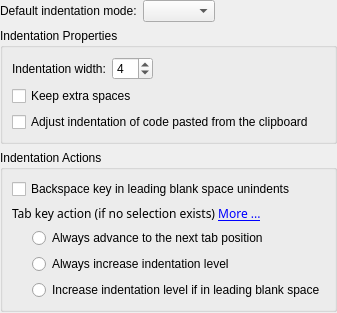
Qt form part/dialogs/indentationconfigwidget.ui (KDE/kate) before a commit.
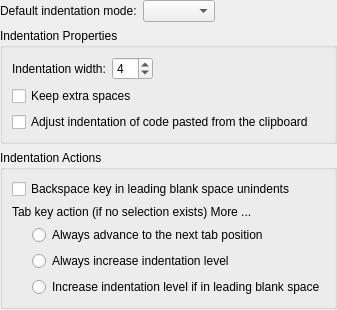
The same form after that commit. Custom widgets are drawn as their Qt base class.

Commit message: Honor user font settings

The edit to the form file:
```diff
--- a/part/dialogs/indentationconfigwidget.ui
+++ b/part/dialogs/indentationconfigwidget.ui
@@ -139,8 +139,8 @@
         <property name="text">
          <string>&lt;html&gt;&lt;head&gt;&lt;meta name=&quot;qrichtext&quot; content=&quot;1&quot; /&gt;&lt;style type=&quot;text/css&quot;&gt;
 p, li { white-space: pre-wrap; }
-&lt;/style&gt;&lt;/head&gt;&lt;body style=&quot; font-family:Sans Serif; font-size:9pt; font-weight:400; font-style:normal; text-decoration:none;&quot;&gt;
-&lt;p style=&quot; margin-top:0px; margin-bottom:0px; margin-left:0px; margin-right:0px; -qt-block-indent:0; text-indent:0px; font-family:Sans;&quot;&gt;Tab key action (if no selection exists) &lt;a href=&quot;If you want &lt;b&gt;Tab&lt;/b&gt; to align the current line in the current code block like in emacs, make &lt;b&gt;Tab&lt;/b&gt; a shortcut to the action &lt;b&gt;Align&lt;/b&gt;.&quot;&gt;&lt;span style=&quot; text-decoration: underline; color:#0000ff;&quot;&gt;More ...&lt;/span&gt;&lt;/a&gt;&lt;/p&gt;&lt;/body&gt;&lt;/html&gt;</string>
+&lt;/style&gt;&lt;/head&gt;&lt;body&gt;
+&lt;p style=&gt;Tab key action (if no selection exists) &lt;a href=&quot;If you want &lt;b&gt;Tab&lt;/b&gt; to align the current line in the current code block like in emacs, make &lt;b&gt;Tab&lt;/b&gt; a shortcut to the action &lt;b&gt;Align&lt;/b&gt;.&quot;&gt;&lt;span&gt;More ...&lt;/span&gt;&lt;/a&gt;&lt;/p&gt;&lt;/body&gt;&lt;/html&gt;</string>
         </property>
        </widget>
       </item>
```
